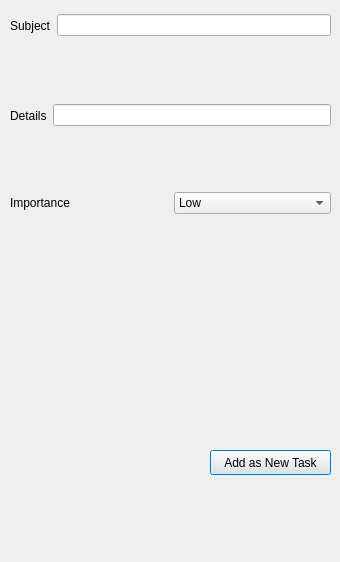
Above: Task/newtask.ui from BioBn/Calendar before the change. Below: the same form after it.
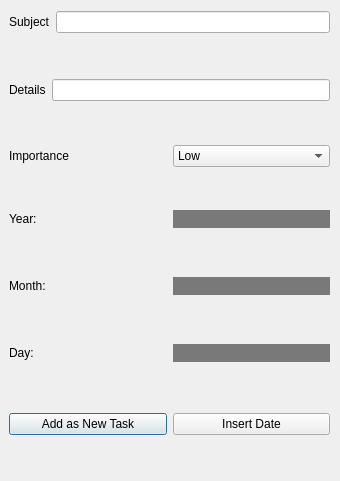
That is the form after the change.

```diff
--- a/Task/newtask.ui
+++ b/Task/newtask.ui
@@ -7,32 +7,19 @@
     <x>0</x>
     <y>0</y>
     <width>340</width>
-    <height>562</height>
+    <height>481</height>
    </rect>
   </property>
   <property name="windowTitle">
    <string>Dialog</string>
   </property>
-  <widget class="QPushButton" name="pushButton">
+  <widget class="QWidget" name="layoutWidget">
    <property name="geometry">
     <rect>
-     <x>210</x>
-     <y>450</y>
-     <width>121</width>
-     <height>25</height>
-    </rect>
-   </property>
-   <property name="text">
-    <string>Add as New Task</string>
-   </property>
-  </widget>
-  <widget class="QWidget" name="">
-   <property name="geometry">
-    <rect>
-     <x>10</x>
-     <y>10</y>
+     <x>9</x>
+     <y>9</y>
      <width>321</width>
-     <height>31</height>
+     <height>26</height>
     </rect>
    </property>
    <layout class="QHBoxLayout" name="horizontalLayout">
@@ -48,13 +35,13 @@
     </item>
    </layout>
   </widget>
-  <widget class="QWidget" name="">
+  <widget class="QWidget" name="layoutWidget">
    <property name="geometry">
     <rect>
-     <x>10</x>
-     <y>50</y>
+     <x>9</x>
+     <y>76</y>
      <width>321</width>
-     <height>131</height>
+     <height>28</height>
     </rect>
    </property>
    <layout class="QHBoxLayout" name="horizontalLayout_2">
@@ -74,11 +61,11 @@
     </item>
    </layout>
   </widget>
-  <widget class="QWidget" name="">
+  <widget class="QWidget" name="layoutWidget">
    <property name="geometry">
     <rect>
-     <x>10</x>
-     <y>190</y>
+     <x>9</x>
+     <y>143</y>
      <width>321</width>
      <height>26</height>
     </rect>
@@ -112,6 +99,119 @@
     </item>
    </layout>
   </widget>
+  <widget class="QWidget" name="layoutWidget">
+   <property name="geometry">
+    <rect>
+     <x>9</x>
+     <y>210</y>
+     <width>321</width>
+     <height>18</height>
+    </rect>
+   </property>
+   <layout class="QHBoxLayout" name="horizontalLayout_5">
+    <item>
+     <widget class="QLabel" name="label_4">
+      <property name="text">
+       <string>Year:</string>
+      </property>
+     </widget>
+    </item>
+    <item>
+     <widget class="QLabel" name="label_7">
+      <property name="styleSheet">
+       <string notr="true">Background:rgb(121, 121, 121)</string>
+      </property>
+      <property name="text">
+       <string/>
+      </property>
+     </widget>
+    </item>
+   </layout>
+  </widget>
+  <widget class="QWidget" name="layoutWidget">
+   <property name="geometry">
+    <rect>
+     <x>9</x>
+     <y>277</y>
+     <width>321</width>
+     <height>18</height>
+    </rect>
+   </property>
+   <layout class="QHBoxLayout" name="horizontalLayout_6">
+    <item>
+     <widget class="QLabel" name="label_5">
+      <property name="text">
+       <string>Month:</string>
+      </property>
+     </widget>
+    </item>
+    <item>
+     <widget class="QLabel" name="label_8">
+      <property name="styleSheet">
+       <string notr="true">Background:rgb(121, 121, 121)</string>
+      </property>
+      <property name="text">
+       <string/>
+      </property>
+     </widget>
+    </item>
+   </layout>
+  </widget>
+  <widget class="QWidget" name="layoutWidget">
+   <property name="geometry">
+    <rect>
+     <x>9</x>
+     <y>344</y>
+     <width>321</width>
+     <height>18</height>
+    </rect>
+   </property>
+   <layout class="QHBoxLayout" name="horizontalLayout_7">
+    <item>
+     <widget class="QLabel" name="label_6">
+      <property name="text">
+       <string>Day:</string>
+      </property>
+     </widget>
+    </item>
+    <item>
+     <widget class="QLabel" name="label_9">
+      <property name="styleSheet">
+       <string notr="true">Background:rgb(121, 121, 121)</string>
+      </property>
+      <property name="text">
+       <string/>
+      </property>
+     </widget>
+    </item>
+   </layout>
+  </widget>
+  <widget class="QWidget" name="layoutWidget">
+   <property name="geometry">
+    <rect>
+     <x>9</x>
+     <y>411</y>
+     <width>321</width>
+     <height>27</height>
+    </rect>
+   </property>
+   <layout class="QHBoxLayout" name="horizontalLayout_8">
+    <item>
+     <widget class="QPushButton" name="pushButton">
+      <property name="text">
+       <string>Add as New Task</string>
+      </property>
+     </widget>
+    </item>
+    <item>
+     <widget class="QPushButton" name="pushButton_2">
+      <property name="text">
+       <string>Insert Date</string>
+      </property>
+     </widget>
+    </item>
+   </layout>
+  </widget>
  </widget>
  <resources/>
  <connections/>
```
